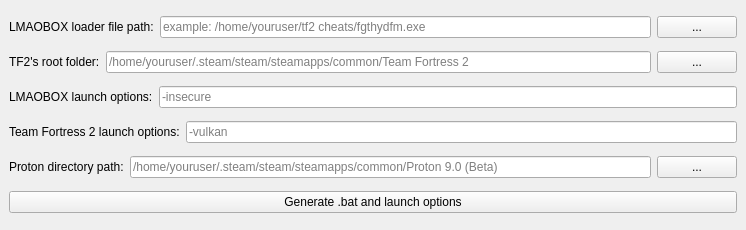
uosq/lbox-linux-install-helper, file mainwindow.ui: the form before one commit.
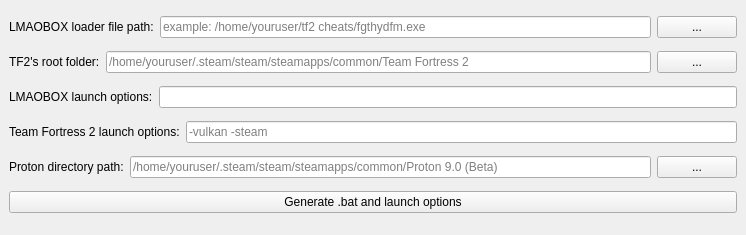
The form after the commit. Icons and pictures are not drawn.

Commit message: Update to force -steam parameter

What changed in the file:
```diff
--- a/mainwindow.ui
+++ b/mainwindow.ui
@@ -10,7 +10,7 @@
     <x>0</x>
     <y>0</y>
     <width>746</width>
-    <height>230</height>
+    <height>235</height>
    </rect>
   </property>
   <property name="sizePolicy">
@@ -138,7 +138,7 @@
          <string/>
         </property>
         <property name="placeholderText">
-         <string>-insecure</string>
+         <string/>
         </property>
        </widget>
       </item>
@@ -165,7 +165,7 @@
          <string/>
         </property>
         <property name="placeholderText">
-         <string>-vulkan</string>
+         <string>-vulkan -steam</string>
         </property>
        </widget>
       </item>
```
Left out of the diff: 2 changed lines with no effect on the pictures. The commit also changes 2 other files.
